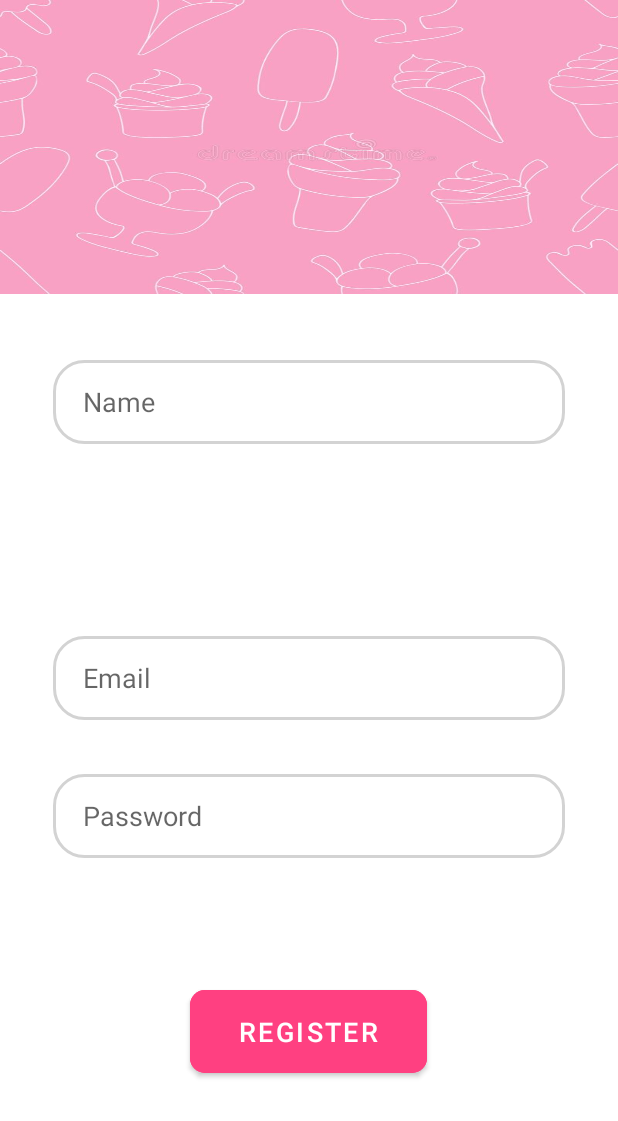
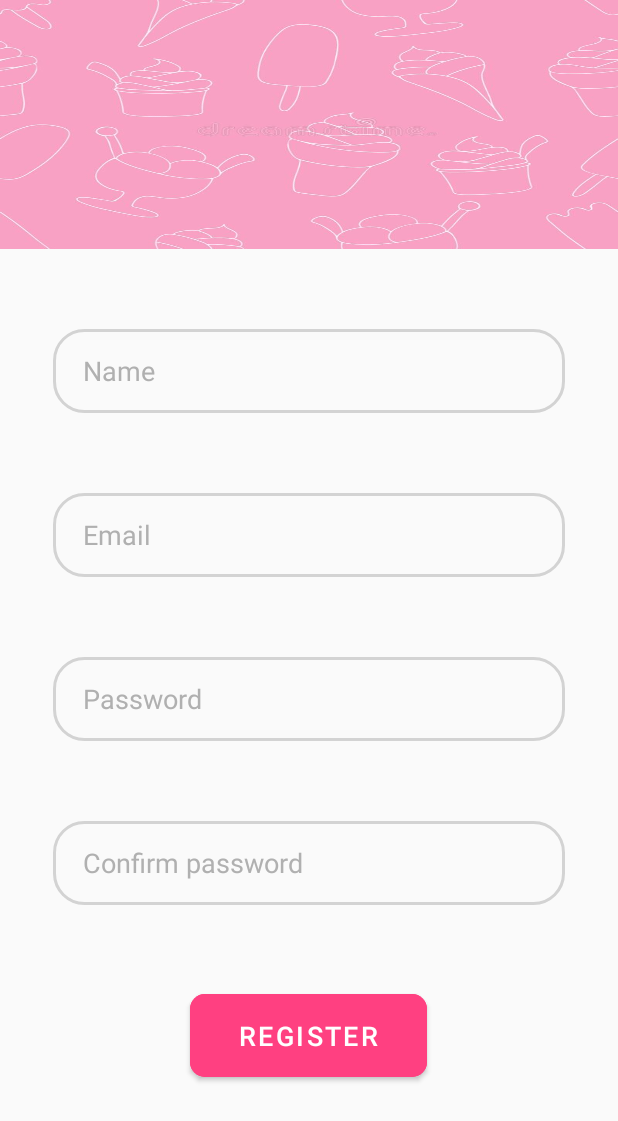
Before and after one commit to hatran1568/RecipeProject, an Android app: the layout activity_register.xml on its own in the app's theme, with its tools: preview values and no code run, on a phone screen of 412 x 824 dp. Shown: the top 1121 px of the screen. Run offline under Robolectric (Android 15) with nearby library versions, the phone set to English and light mode, and no system bars.

Commit message:
Add login and register activity

```diff
--- a/app/build.gradle
+++ b/app/build.gradle
@@ -38,6 +38,7 @@ dependencies {
     implementation 'androidx.cardview:cardview:1.0.0'
     implementation 'com.android.car.ui:car-ui-lib:+'
     implementation files('libs\\picasso-2.5.2.jar')
+    implementation 'com.google.firebase:firebase-auth:21.0.1'
     testImplementation 'junit:junit:4.13.2'
     androidTestImplementation 'androidx.test.ext:junit:1.1.3'
     androidTestImplementation 'androidx.test.espresso:espresso-core:3.4.0'
--- a/app/src/main/java/com/example/recipeproject/HomePage.java
+++ b/app/src/main/java/com/example/recipeproject/HomePage.java
@@ -18,13 +18,15 @@ import com.example.recipeproject.Repsentation.Adapter;
 import com.example.recipeproject.listener.SelectListener;
 import com.example.recipeproject.model.Recipe;
 import com.example.recipeproject.model.User;
+import com.google.firebase.auth.FirebaseAuth;
+import com.google.firebase.auth.FirebaseUser;
 import com.squareup.picasso.Picasso;
 
 import java.util.ArrayList;
 
 import javax.xml.transform.Source;
 
-public class HomePage extends AppCompatActivity implements SelectListener {
+public class HomePage extends AbstractActivity implements SelectListener {
     private Context mContext;
     private Activity mActivity;
     RecyclerView recyclerView;
--- a/app/src/main/res/layout/activity_register.xml
+++ b/app/src/main/res/layout/activity_register.xml
@@ -3,12 +3,13 @@
     xmlns:app="http://schemas.android.com/apk/res-auto"
     xmlns:tools="http://schemas.android.com/tools"
     android:layout_width="match_parent"
-    android:layout_height="match_parent">
+    android:layout_height="match_parent"
+    android:theme="@style/Theme.MaterialComponents.Bridge">
 
     <ImageView
         android:id="@+id/imageView3"
         android:layout_width="0dp"
-        android:layout_height="196dp"
+        android:layout_height="166dp"
         android:background="#E91E63"
         android:scaleType="fitXY"
         app:layout_constraintEnd_toEndOf="parent"
@@ -19,6 +20,7 @@
     <androidx.constraintlayout.widget.ConstraintLayout
         android:layout_width="0dp"
         android:layout_height="0dp"
+        android:theme="@style/Theme.MaterialComponents.Bridge"
         app:layout_constraintBottom_toBottomOf="parent"
         app:layout_constraintEnd_toEndOf="parent"
         app:layout_constraintHorizontal_bias="0.0"
@@ -27,50 +29,71 @@
         app:layout_constraintVertical_bias="1.0">
 
         <EditText
+            android:id="@+id/editTextPassword"
+            android:layout_width="341dp"
+            android:layout_height="56dp"
+            android:background="@drawable/edit_text_bg"
+            android:ems="10"
+            android:hint="Password"
+            android:inputType="textPassword"
+            android:paddingLeft="20dp"
+            android:textColor="#808080"
+            android:textColorHint="#B0B0B0"
+            app:layout_constraintBottom_toTopOf="@+id/editTextPasswordReenter"
+            app:layout_constraintEnd_toEndOf="@+id/editTextPasswordReenter"
+            app:layout_constraintHorizontal_bias="0.0"
+            app:layout_constraintStart_toStartOf="@+id/editTextPasswordReenter"
+            app:layout_constraintTop_toBottomOf="@+id/editTextEmail" />
+
+        <EditText
             android:id="@+id/editTextName"
             android:layout_width="341dp"
             android:layout_height="56dp"
-            android:layout_marginTop="44dp"
             android:background="@drawable/edit_text_bg"
             android:ems="10"
             android:hint="Name"
-            android:inputType="textEmailAddress"
+            android:inputType="textPersonName"
             android:paddingLeft="20dp"
+            android:textColor="#808080"
+            android:textColorHint="#B0B0B0"
             app:layout_constraintBottom_toTopOf="@+id/editTextEmail"
             app:layout_constraintEnd_toEndOf="@+id/editTextEmail"
             app:layout_constraintHorizontal_bias="0.0"
             app:layout_constraintStart_toStartOf="@+id/editTextEmail"
-            app:layout_constraintTop_toTopOf="parent"
-            app:layout_constraintVertical_bias="0.0" />
+            app:layout_constraintTop_toTopOf="parent" />
 
         <EditText
             android:id="@+id/editTextEmail"
             android:layout_width="341dp"
             android:layout_height="56dp"
-            android:layout_marginBottom="36dp"
             android:background="@drawable/edit_text_bg"
             android:ems="10"
             android:hint="Email"
             android:inputType="textEmailAddress"
             android:paddingLeft="20dp"
+            android:textColor="#808080"
+            android:textColorHint="#B0B0B0"
             app:layout_constraintBottom_toTopOf="@+id/editTextPassword"
             app:layout_constraintEnd_toEndOf="@+id/editTextPassword"
             app:layout_constraintHorizontal_bias="0.0"
-            app:layout_constraintStart_toStartOf="@+id/editTextPassword" />
+            app:layout_constraintStart_toStartOf="@+id/editTextPassword"
+            app:layout_constraintTop_toBottomOf="@+id/editTextName" />
 
         <EditText
-            android:id="@+id/editTextPassword"
+            android:id="@+id/editTextPasswordReenter"
             android:layout_width="341dp"
             android:layout_height="56dp"
-            android:layout_marginBottom="252dp"
             android:background="@drawable/edit_text_bg"
             android:ems="10"
-            android:hint="Password"
+            android:hint="Confirm password"
             android:inputType="textPassword"
             android:paddingLeft="20dp"
-            app:layout_constraintBottom_toBottomOf="parent"
+            android:textColor="#808080"
+            android:textColorHint="#B0B0B0"
+            app:layout_constraintBottom_toTopOf="@+id/btnRegister"
             app:layout_constraintEnd_toEndOf="parent"
-            app:layout_constraintStart_toStartOf="parent" />
+            app:layout_constraintStart_toStartOf="parent"
+            app:layout_constraintTop_toBottomOf="@+id/editTextPassword" />
 
         <com.google.android.material.button.MaterialButton
             android:id="@+id/btnRegister"
@@ -85,8 +108,8 @@
             app:layout_constraintEnd_toEndOf="parent"
             app:layout_constraintHorizontal_bias="0.498"
             app:layout_constraintStart_toStartOf="parent"
-            app:layout_constraintTop_toBottomOf="@+id/editTextPassword"
-            app:layout_constraintVertical_bias="0.444"
+            app:layout_constraintTop_toTopOf="parent"
+            app:layout_constraintVertical_bias="0.831"
             tools:ignore="TextContrastCheck" />
 
     </androidx.constraintlayout.widget.ConstraintLayout>
```
Also changed, not shown: app/src/main/AndroidManifest.xml (+12 -7 lines), app/src/main/java/com/example/recipeproject/AbstractActivity.java (added, +26 -0 lines), app/src/main/java/com/example/recipeproject/LoginActivity.java (+64 -1 lines), app/src/main/java/com/example/recipeproject/RegisterActivity.java (added, +114 -0 lines), app/src/main/res/layout/activity_login.xml (+14 -10 lines).
